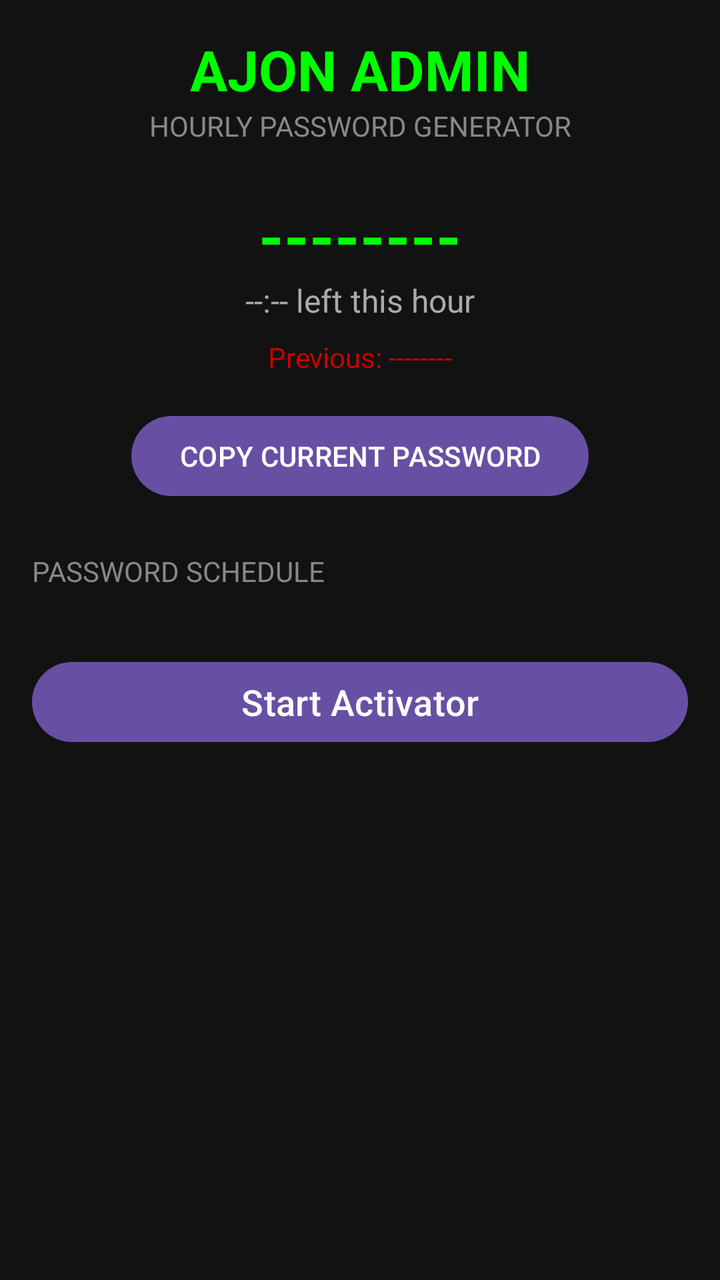
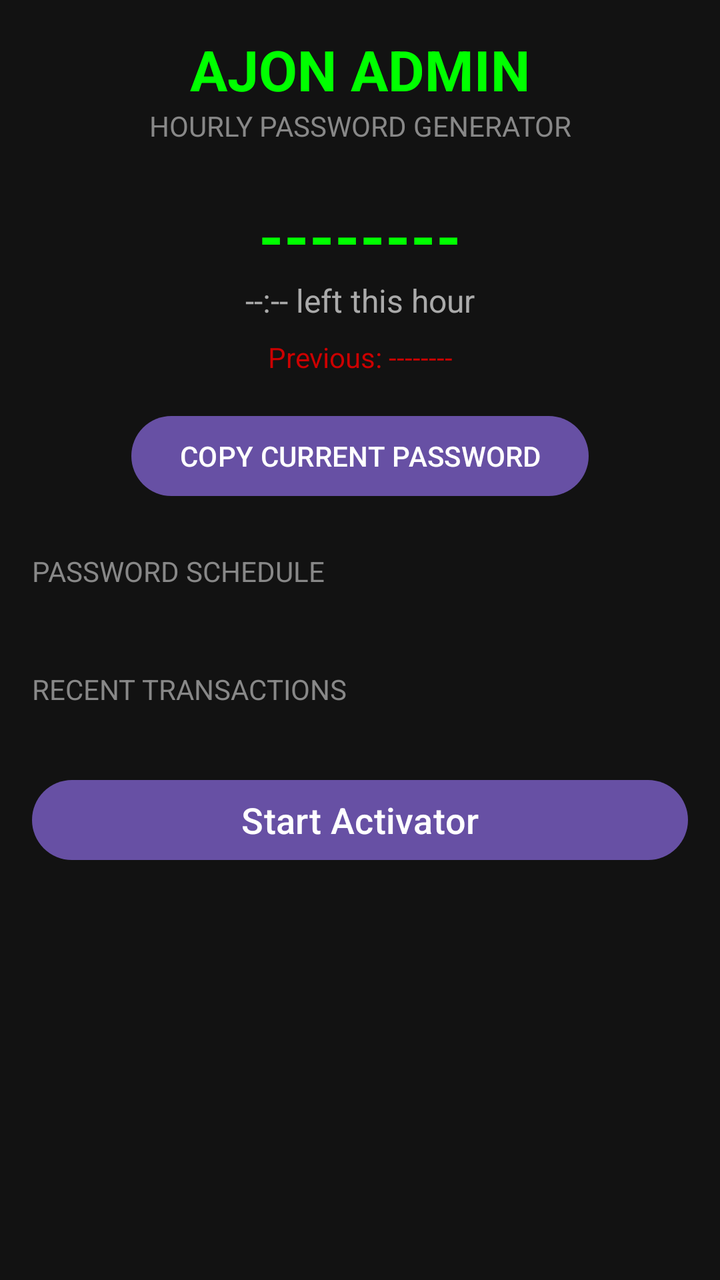

Two renders of the same Android screen: before a commit and after it. Below are the layout's source before the change and the commit's diff.
<!-- AndroidManifest.xml: application theme Theme.Material3.DayNight.NoActionBar -->
<!-- res/layout/activity_main.xml -->
<?xml version="1.0" encoding="utf-8"?>
<ScrollView xmlns:android="http://schemas.android.com/apk/res/android"
    android:layout_width="match_parent"
    android:layout_height="match_parent"
    android:background="#121212">

    <LinearLayout
        android:layout_width="match_parent"
        android:layout_height="wrap_content"
        android:orientation="vertical"
        android:padding="16dp">

        <TextView
            android:layout_width="match_parent"
            android:layout_height="wrap_content"
            android:text="AJON ADMIN"
            android:textColor="#00FF00"
            android:textSize="28sp"
            android:textStyle="bold"
            android:gravity="center" />

        <TextView
            android:layout_width="match_parent"
            android:layout_height="wrap_content"
            android:text="HOURLY PASSWORD GENERATOR"
            android:textColor="#888888"
            android:textSize="14sp"
            android:gravity="center"
            android:layout_marginBottom="24dp" />

        <TextView
            android:id="@+id/tvCurrentPassword"
            android:layout_width="match_parent"
            android:layout_height="wrap_content"
            android:text="--------"
            android:textColor="#00FF00"
            android:textSize="32sp"
            android:textStyle="bold"
            android:gravity="center" />

        <TextView
            android:id="@+id/tvCountdown"
            android:layout_width="match_parent"
            android:layout_height="wrap_content"
            android:text="--:-- left this hour"
            android:textColor="#AAAAAA"
            android:textSize="16sp"
            android:gravity="center"
            android:layout_marginBottom="8dp" />

        <TextView
            android:id="@+id/tvPastPassword"
            android:layout_width="match_parent"
            android:layout_height="wrap_content"
            android:text="Previous: --------"
            android:textColor="#CC0000"
            android:textSize="14sp"
            android:gravity="center"
            android:layout_marginBottom="16dp" />

        <Button
            android:id="@+id/btnCopyCurrent"
            android:layout_width="wrap_content"
            android:layout_height="wrap_content"
            android:text="COPY CURRENT PASSWORD"
            android:layout_gravity="center"
            android:layout_marginBottom="24dp" />

        <TextView
            android:layout_width="match_parent"
            android:layout_height="wrap_content"
            android:text="PASSWORD SCHEDULE"
            android:textColor="#888888"
            android:textSize="14sp"
            android:layout_marginBottom="8dp" />

        <LinearLayout
            android:id="@+id/llPasswordList"
            android:layout_width="match_parent"
            android:layout_height="wrap_content"
            android:orientation="vertical" />

        <Button
            android:id="@+id/btnStart"
            android:layout_width="match_parent"
            android:layout_height="wrap_content"
            android:text="Start Activator"
            android:textSize="18sp"
            android:layout_marginTop="24dp" />
    </LinearLayout>
</ScrollView>
<!-- resources referenced by this layout -->
<resources>

</resources>

<!-- the commit's change to res/layout/activity_main.xml (unified diff, before → after) -->
@@ -80,6 +80,22 @@
             android:layout_height="wrap_content"
             android:orientation="vertical" />
 
+        
+        <TextView
+            android:layout_width="match_parent"
+            android:layout_height="wrap_content"
+            android:text="RECENT TRANSACTIONS"
+            android:textColor="#888888"
+            android:textSize="14sp"
+            android:layout_marginTop="32dp"
+            android:layout_marginBottom="8dp" />
+
+        <LinearLayout
+            android:id="@+id/llTransactionLog"
+            android:layout_width="match_parent"
+            android:layout_height="wrap_content"
+            android:orientation="vertical" />
+
         <Button
             android:id="@+id/btnStart"
             android:layout_width="match_parent"
